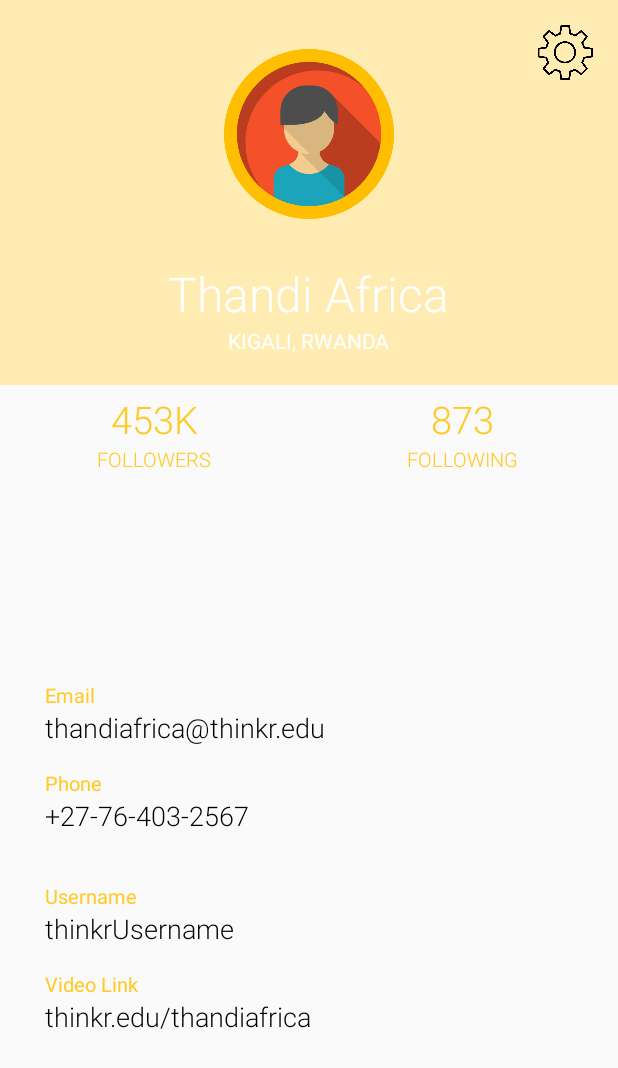
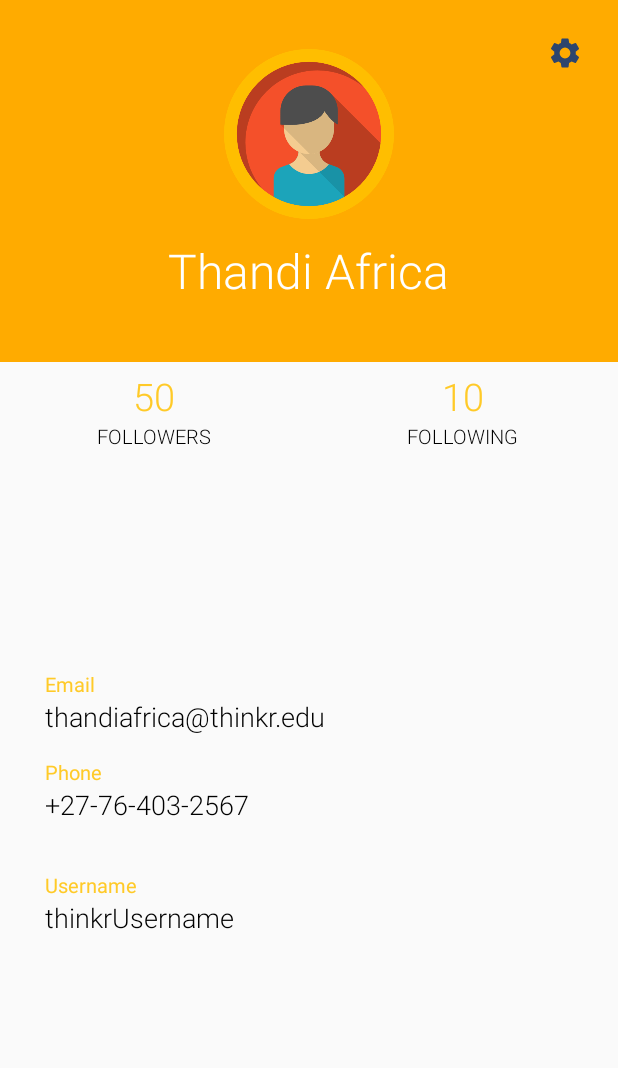
Before and after one commit to Nolunga/Thinkr, an Android app: the layout activity_profile.xml on its own in the app's theme, with its tools: preview values and no code run, on a phone screen of 412 x 824 dp. Shown: the top 1068 px of the screen. Run offline under Robolectric (Android 15) with nearby library versions, the phone set to English and light mode, and no system bars.

Commit message:
Feat: Fixed all the moving parts of the app!

```diff
--- a/app/src/main/AndroidManifest.xml
+++ b/app/src/main/AndroidManifest.xml
@@ -15,7 +15,7 @@
         tools:ignore="GoogleAppIndexingWarning">
 
         <activity android:name=".SettingsActivity"
-                    android:theme="@style/AppTheme.NoActionBar.WhiteStatusBar"/>
+                    android:theme="@style/MainTheme"/>
         <activity
 
             android:name=".ChatActivity"
@@ -26,13 +26,15 @@
             android:theme="@style/AppTheme.NoActionBar.WhiteStatusBar">
             <intent-filter>
                 <action android:name="android.intent.action.MAIN" />
-
                 <category android:name="android.intent.category.LAUNCHER" />
             </intent-filter>
         </activity>
         <activity
             android:name=".MainActivity"
             android:theme="@style/MainTheme" />
+        <activity
+            android:name=".ProfileActivity"
+            android:theme="@style/AppTheme.NoActionBar" />
         <activity
             android:name=".ForgotPasswordActivity"
             android:theme="@style/AppTheme.NoActionBar" />
--- a/app/src/main/java/edu/android/thinkr/LoginActivity.kt
+++ b/app/src/main/java/edu/android/thinkr/LoginActivity.kt
@@ -27,7 +27,6 @@ import edu.android.thinkr.utils.takeWords
 import edu.android.thinkr.viewModel.AppViewModel
 import kotlinx.android.synthetic.main.activity_login.*
 
-private const val TAG = "LoginActivity"
 class LoginActivity : AppCompatActivity() {
     private lateinit var username : TextInputEditText
     private lateinit var password : EditText
--- a/app/src/main/java/edu/android/thinkr/SettingsActivity.kt
+++ b/app/src/main/java/edu/android/thinkr/SettingsActivity.kt
@@ -1,11 +1,17 @@
 package edu.android.thinkr
 
+import android.content.Intent
 import androidx.appcompat.app.AppCompatActivity
 import android.os.Bundle
+import kotlinx.android.synthetic.main.activity_settings.*
 
 class SettingsActivity : AppCompatActivity() {
     override fun onCreate(savedInstanceState: Bundle?) {
         super.onCreate(savedInstanceState)
         setContentView(R.layout.activity_settings)
+
+        go_to_profile_button.setOnClickListener {
+            startActivity(Intent(this, ProfileActivity::class.java))
+        }
     }
 }
--- a/app/src/main/res/layout/activity_profile.xml
+++ b/app/src/main/res/layout/activity_profile.xml
@@ -9,7 +9,7 @@ android:layout_height="match_parent">
         android:id="@+id/rellay1"
         android:layout_width="match_parent"
         android:layout_height="wrap_content"
-        android:background="@color/md_amber_100"
+        android:background="@color/md_amber_A700"
         android:paddingBottom="20dp">
 
         <RelativeLayout
@@ -22,9 +22,9 @@ android:layout_height="match_parent">
             <ImageView
                 android:layout_width="120dp"
                 android:layout_height="120dp"
+                android:id="@+id/tv_imageView"
                 android:layout_margin="9dp"
                 android:adjustViewBounds="true"
-
                 android:padding="3dp"
                 android:scaleType="centerInside"
                 android:src="@drawable/thinkr_user" />
@@ -37,7 +37,6 @@ android:layout_height="match_parent">
             android:layout_height="wrap_content"
             android:layout_below="@+id/imgUser"
             android:layout_centerHorizontal="true"
-            android:layout_marginTop="15sp"
             android:fontFamily="sans-serif-light"
             android:text="Thandi Africa"
             android:textColor="@android:color/white"
@@ -48,6 +47,7 @@ android:layout_height="match_parent">
             android:id="@+id/tv_address"
             android:layout_width="wrap_content"
             android:layout_height="wrap_content"
+            android:visibility="invisible"
             android:layout_below="@+id/tv_name"
             android:layout_centerHorizontal="true"
             android:fontFamily="sans-serif"
@@ -64,7 +64,7 @@ android:layout_height="match_parent">
             android:layout_marginRight="15dp"
             android:adjustViewBounds="true"
             android:scaleType="centerInside"
-            android:src="@drawable/settings_icon" />
+            android:src="@drawable/ic_settings" />
 
     </RelativeLayout>
 
@@ -95,7 +95,7 @@ android:layout_height="match_parent">
                 android:layout_width="wrap_content"
                 android:layout_height="wrap_content"
                 android:fontFamily="sans-serif-light"
-                android:text="453K"
+                android:text="50"
                 android:textColor="@color/md_amber_400"
                 android:textSize="25sp" />
 
@@ -103,9 +103,9 @@ android:layout_height="match_parent">
                 android:layout_width="wrap_content"
                 android:layout_height="wrap_content"
                 android:fontFamily="sans-serif-light"
-                android:text="followers"
+                android:text="@string/followers"
                 android:textAllCaps="true"
-                android:textColor="@color/md_amber_400"
+                android:textColor="@android:color/black"
                 android:textSize="13sp" />
 
         </LinearLayout>
@@ -132,7 +132,7 @@ android:layout_height="match_parent">
                 android:layout_width="wrap_content"
                 android:layout_height="wrap_content"
                 android:fontFamily="sans-serif-light"
-                android:text="873"
+                android:text="10"
                 android:textColor="@color/md_amber_400"
                 android:textSize="25sp" />
 
@@ -140,9 +140,9 @@ android:layout_height="match_parent">
                 android:layout_width="wrap_content"
                 android:layout_height="wrap_content"
                 android:fontFamily="sans-serif-light"
-                android:text="following"
+                android:text="@string/following"
                 android:textAllCaps="true"
-                android:textColor="@color/md_amber_400"
+                android:textColor="@android:color/black"
                 android:textSize="13sp" />
 
         </LinearLayout>
@@ -181,6 +181,7 @@ android:layout_height="match_parent">
             <TextView
                 android:layout_width="wrap_content"
                 android:layout_height="wrap_content"
+                android:id="@+id/tv_email"
                 android:fontFamily="sans-serif-light"
                 android:text="thandiafrica@thinkr.edu"
                 android:textColor="#000000"
@@ -206,6 +207,7 @@ android:layout_height="match_parent">
             <TextView
                 android:layout_width="wrap_content"
                 android:layout_height="wrap_content"
+                android:id="@+id/tv_phone"
                 android:fontFamily="sans-serif-light"
                 android:text="+27-76-403-2567"
                 android:textColor="#000000"
@@ -236,6 +238,7 @@ android:layout_height="match_parent">
             <TextView
                 android:layout_width="wrap_content"
                 android:layout_height="wrap_content"
+                android:id="@+id/tv_username"
                 android:fontFamily="sans-serif-light"
                 android:text="thinkrUsername"
                 android:textColor="#000000"
@@ -249,6 +252,7 @@ android:layout_height="match_parent">
             android:layout_width="match_parent"
             android:layout_height="wrap_content"
             android:layout_marginTop="15dp"
+            android:visibility="invisible"
             android:orientation="vertical">
 
             <TextView
--- a/app/src/main/res/values/strings.xml
+++ b/app/src/main/res/values/strings.xml
@@ -25,5 +25,8 @@
     <string name="home">Home</string>
     <string name="settings">Settings</string>
     <string name="log_out">Log Out</string>
-    <string name="_settings">Settings! \n Feature coming out soon! </string>
+    <string name="_settings">More settings features coming out soon! </string>
+    <string name="edit_profile">Edit Profile</string>
+    <string name="followers">followers</string>
+    <string name="following">following</string>
 </resources>
```
Also changed, not shown: app/src/main/java/edu/android/thinkr/MainActivity.kt (+33 -0 lines), app/src/main/java/edu/android/thinkr/ProfileActivity.kt (added, +75 -0 lines), app/src/main/res/layout/activity_settings.xml (+16 -4 lines).
